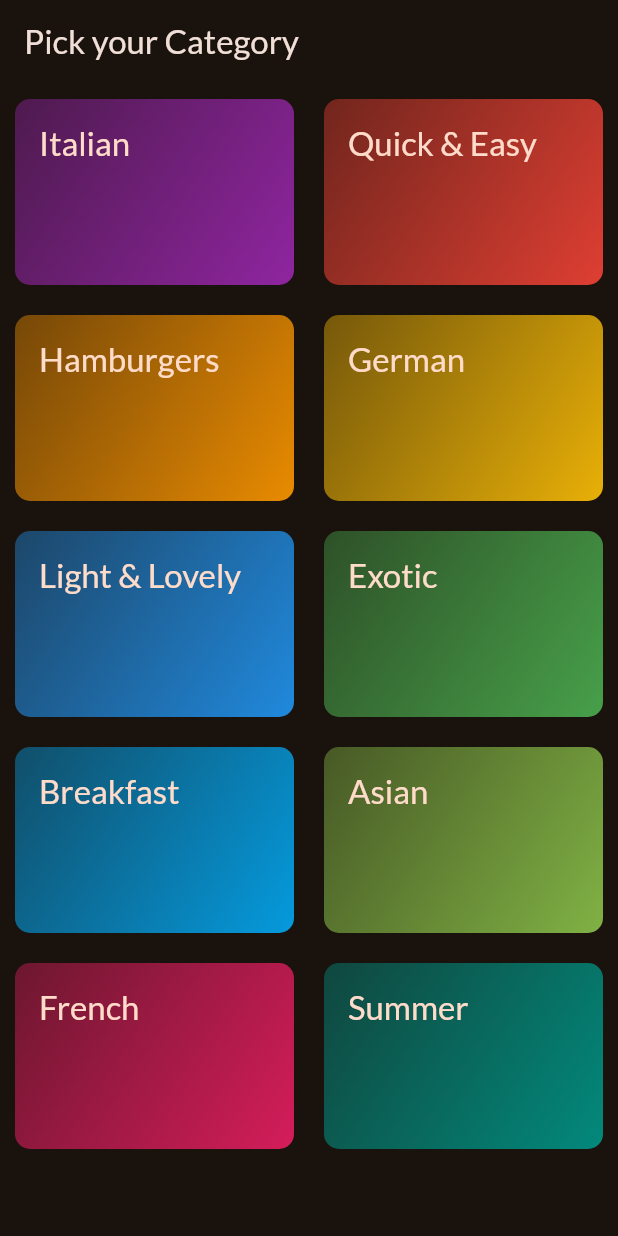
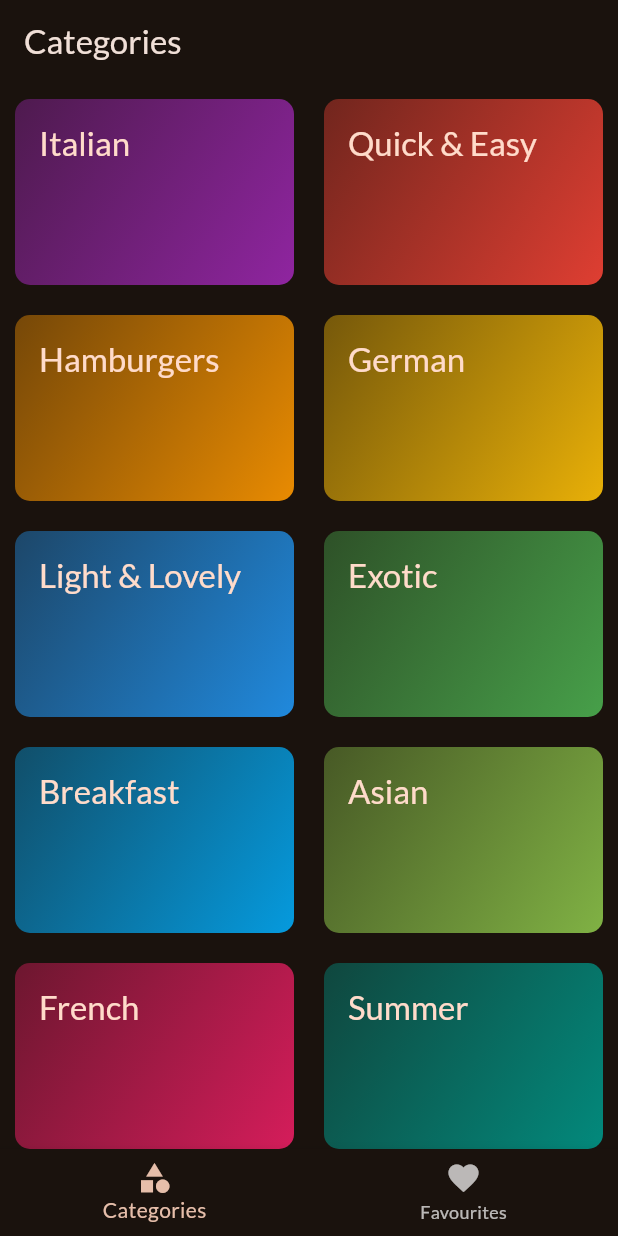
Before and after one commit to neeraj-bhatt/flutter-projects, a Flutter app: the screen it shows after launch, on a phone screen of 412 x 824 dp. Run offline on Flutter 3.47's test engine with Material 3 defaults, Android fonts, the phone set to English and light mode, and no system bars; our stand-ins replace google_fonts, transparent_image.

Commit message:
Navigation Bar added

```diff
--- a/foodie_goodie/lib/main.dart
+++ b/foodie_goodie/lib/main.dart
@@ -1,7 +1,7 @@
 import 'package:flutter/material.dart';
+
+import 'package:foodie_goodie/screens/tab_screen.dart';
 import 'package:google_fonts/google_fonts.dart';
-
-import 'package:foodie_goodie/screens/category_screen.dart';
 
 
 final theme = ThemeData(
@@ -23,7 +23,7 @@ class App extends StatelessWidget {
   Widget build(BuildContext context) {
     return MaterialApp(
         theme: theme,
-        home: const CategoryScreen()
+        home: const TabScreen()
     );
   }
 }
--- a/foodie_goodie/lib/screens/category_screen.dart
+++ b/foodie_goodie/lib/screens/category_screen.dart
@@ -20,11 +20,7 @@ class CategoryScreen extends StatelessWidget {
 
   @override
   Widget build(BuildContext context) {
-    return Scaffold(
-      appBar: AppBar(
-        title: const Text("Pick your Category"),
-      ),
-      body: GridView(
+    return GridView(
       padding: const EdgeInsets.all(10.0),
       gridDelegate: const SliverGridDelegateWithFixedCrossAxisCount(
           crossAxisCount: 2,
@@ -40,7 +36,6 @@ class CategoryScreen extends StatelessWidget {
             },
           )
       ],
-      ),
     );
   }
 }
--- /dev/null
+++ b/foodie_goodie/lib/screens/tab_screen.dart
@@ -0,0 +1,49 @@
+import 'package:flutter/material.dart';
+
+import 'package:foodie_goodie/screens/category_screen.dart';
+import 'package:foodie_goodie/screens/meals_screen.dart';
+
+class TabScreen extends StatefulWidget {
+  const TabScreen({super.key});
+
+  @override
+  State<TabScreen> createState() {
+    return _TabScreenState();
+  }
+}
+
+class _TabScreenState extends State<TabScreen> {
+  int _selectedPageIndex = 0;
+
+  void _selectPage(int index){
+    setState(() {
+      _selectedPageIndex = index;
+    });
+  }
+
+  @override
+  Widget build(BuildContext context) {
+    Widget activePage = const CategoryScreen();
+    var activePageTitle = "Categories";
+
+    if(_selectedPageIndex == 1){
+      activePage = const MealsScreen(meals: []);
+      activePageTitle = "Your Favourites";
+    }
+
+    return Scaffold(
+      appBar: AppBar(
+        title: Text(activePageTitle),
+      ),
+      body: activePage,
+      bottomNavigationBar: BottomNavigationBar(
+        onTap: _selectPage,
+        currentIndex: _selectedPageIndex,
+        items: const [
+          BottomNavigationBarItem(icon: Icon(Icons.category), label: "Categories"),
+          BottomNavigationBarItem(icon: Icon(Icons.favorite), label: "Favourites"),
+        ],
+      ),
+    );
+  }
+}
```
Also changed, not shown: foodie_goodie/lib/screens/meals_screen.dart (+7 -3 lines). Lines whose indentation alone changed are shown as unchanged.
